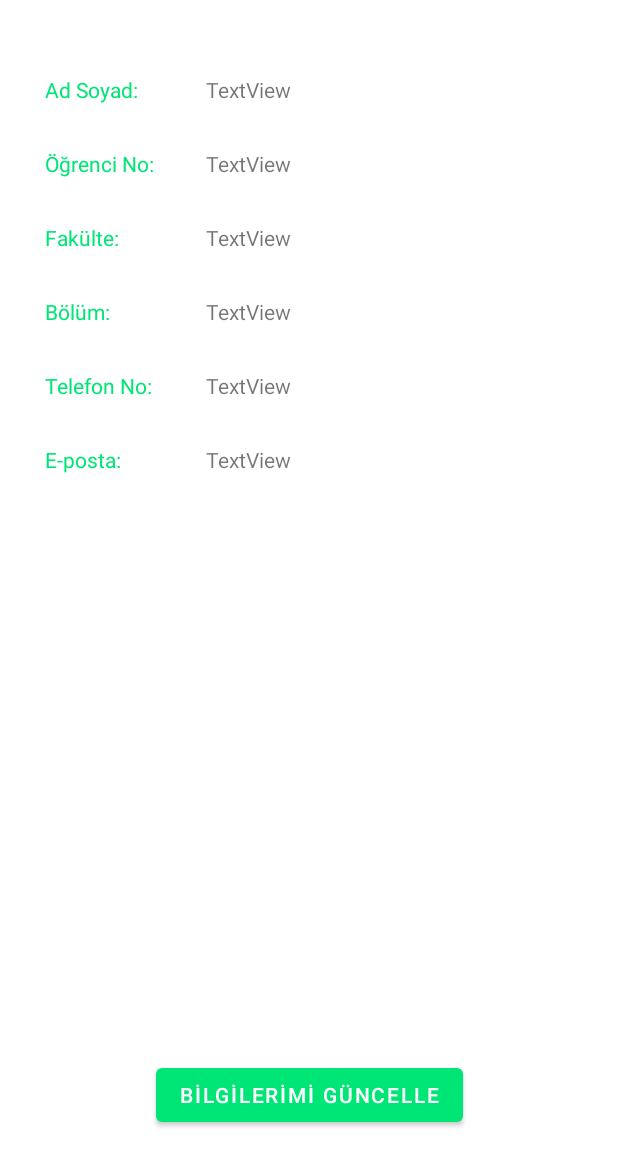
After one commit to ArtunKARA/KulupApp, an Android app: the layout profile_panel.xml on its own in the app's theme, with its tools: preview values and no code run, on a phone screen of 412 x 824 dp. The commit adds this screen. Shown: the top 1166 px of the screen. Run offline under Robolectric (Android 15) with nearby library versions, the phone set to English and light mode, and no system bars.

Commit message:
Emirhan ikinci commit

```diff
--- a/app/src/main/res/layout/login_panel.xml
+++ b/app/src/main/res/layout/login_panel.xml
@@ -47,9 +47,9 @@
         android:layout_marginLeft="20dp"
         android:layout_marginTop="10dp"
         android:layout_marginRight="20dp"
+        android:background="@drawable/et_custom"
+        android:hint="Şifre"
         android:inputType="textPassword"
-        android:hint="Şifre"
-        android:background="@drawable/et_custom"
         android:padding="15dp"
         android:textSize="15sp" />
 
--- /dev/null
+++ b/app/src/main/res/layout/profile_panel.xml
@@ -0,0 +1,145 @@
+<?xml version="1.0" encoding="utf-8"?>
+<androidx.constraintlayout.widget.ConstraintLayout xmlns:android="http://schemas.android.com/apk/res/android"
+    xmlns:app="http://schemas.android.com/apk/res-auto"
+    xmlns:tools="http://schemas.android.com/tools"
+    android:layout_width="match_parent"
+    android:layout_height="match_parent">
+
+    <TextView
+        android:id="@+id/textView2"
+        android:layout_width="wrap_content"
+        android:layout_height="wrap_content"
+        android:layout_marginStart="30dp"
+        android:layout_marginTop="50dp"
+        android:text="Ad Soyad:"
+        android:textColor="#00E676"
+        app:layout_constraintStart_toStartOf="parent"
+        app:layout_constraintTop_toTopOf="parent" />
+
+    <TextView
+        android:id="@+id/textView3"
+        android:layout_width="wrap_content"
+        android:layout_height="wrap_content"
+        android:layout_marginStart="30dp"
+        android:layout_marginTop="30dp"
+        android:text="Öğrenci No:"
+        android:textColor="#00E676"
+        app:layout_constraintStart_toStartOf="parent"
+        app:layout_constraintTop_toBottomOf="@+id/textView2" />
+
+    <TextView
+        android:id="@+id/textView4"
+        android:layout_width="wrap_content"
+        android:layout_height="wrap_content"
+        android:layout_marginStart="30dp"
+        android:layout_marginTop="30dp"
+        android:text="Fakülte:"
+        android:textColor="#00E676"
+        app:layout_constraintStart_toStartOf="parent"
+        app:layout_constraintTop_toBottomOf="@+id/textView3" />
+
+    <TextView
+        android:id="@+id/textView5"
+        android:layout_width="wrap_content"
+        android:layout_height="wrap_content"
+        android:layout_marginStart="30dp"
+        android:layout_marginTop="30dp"
+        android:text="Bölüm:"
+        android:textColor="#00E676"
+        app:layout_constraintStart_toStartOf="parent"
+        app:layout_constraintTop_toBottomOf="@+id/textView4" />
+
+    <TextView
+        android:id="@+id/textView6"
+        android:layout_width="wrap_content"
+        android:layout_height="wrap_content"
+        android:layout_marginStart="30dp"
+        android:layout_marginTop="30dp"
+        android:text="Telefon No:"
+        android:textColor="#00E676"
+        app:layout_constraintStart_toStartOf="parent"
+        app:layout_constraintTop_toBottomOf="@+id/textView5" />
+
+    <TextView
+        android:id="@+id/textView7"
+        android:layout_width="wrap_content"
+        android:layout_height="wrap_content"
+        android:layout_marginStart="30dp"
+        android:layout_marginTop="30dp"
+        android:text="E-posta:"
+        android:textColor="#00E676"
+        app:layout_constraintStart_toStartOf="parent"
+        app:layout_constraintTop_toBottomOf="@+id/textView6" />
+
+    <TextView
+        android:id="@+id/tv_name"
+        android:layout_width="wrap_content"
+        android:layout_height="wrap_content"
+        android:layout_marginTop="50dp"
+        android:layout_marginEnd="218dp"
+        android:text="TextView"
+        app:layout_constraintEnd_toEndOf="parent"
+        app:layout_constraintTop_toTopOf="parent" />
+
+    <TextView
+        android:id="@+id/tv_stdnumber"
+        android:layout_width="wrap_content"
+        android:layout_height="wrap_content"
+        android:layout_marginTop="30dp"
+        android:layout_marginEnd="218dp"
+        android:text="TextView"
+        app:layout_constraintEnd_toEndOf="parent"
+        app:layout_constraintTop_toBottomOf="@+id/tv_name" />
+
+    <TextView
+        android:id="@+id/tv_faculty"
+        android:layout_width="wrap_content"
+        android:layout_height="wrap_content"
+        android:layout_marginTop="30dp"
+        android:layout_marginEnd="218dp"
+        android:text="TextView"
+        app:layout_constraintEnd_toEndOf="parent"
+        app:layout_constraintTop_toBottomOf="@+id/tv_stdnumber" />
+
+    <TextView
+        android:id="@+id/tv_department"
+        android:layout_width="wrap_content"
+        android:layout_height="wrap_content"
+        android:layout_marginTop="30dp"
+        android:layout_marginEnd="218dp"
+        android:text="TextView"
+        app:layout_constraintEnd_toEndOf="parent"
+        app:layout_constraintTop_toBottomOf="@+id/tv_faculty" />
+
+    <TextView
+        android:id="@+id/tv_phonenumber"
+        android:layout_width="wrap_content"
+        android:layout_height="wrap_content"
+        android:layout_marginTop="30dp"
+        android:layout_marginEnd="218dp"
+        android:text="TextView"
+        app:layout_constraintEnd_toEndOf="parent"
+        app:layout_constraintTop_toBottomOf="@+id/tv_department" />
+
+    <TextView
+        android:id="@+id/tv_email"
+        android:layout_width="wrap_content"
+        android:layout_height="wrap_content"
+        android:layout_marginTop="30dp"
+        android:layout_marginEnd="218dp"
+        android:text="TextView"
+        app:layout_constraintEnd_toEndOf="parent"
+        app:layout_constraintTop_toBottomOf="@+id/tv_phonenumber" />
+
+    <Button
+        android:id="@+id/button"
+        android:layout_width="wrap_content"
+        android:layout_height="wrap_content"
+        android:layout_marginStart="102dp"
+        android:layout_marginEnd="102dp"
+        android:layout_marginBottom="70dp"
+        android:text="BİLGİLERİMİ GÜNCELLE"
+        app:layout_constraintBottom_toBottomOf="parent"
+        app:layout_constraintEnd_toEndOf="parent"
+        app:layout_constraintStart_toStartOf="parent" />
+</androidx.constraintlayout.widget.ConstraintLayout>
```
Also changed, not shown: app/src/main/res/layout/profileupdate_panel.xml (added, +106 -0 lines).
